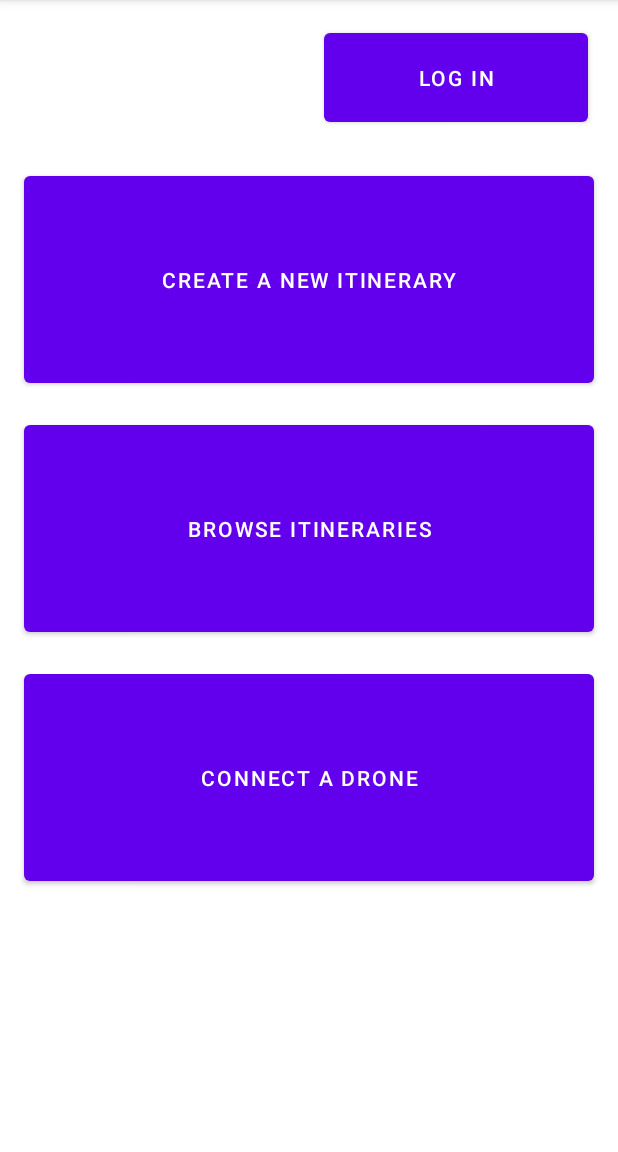
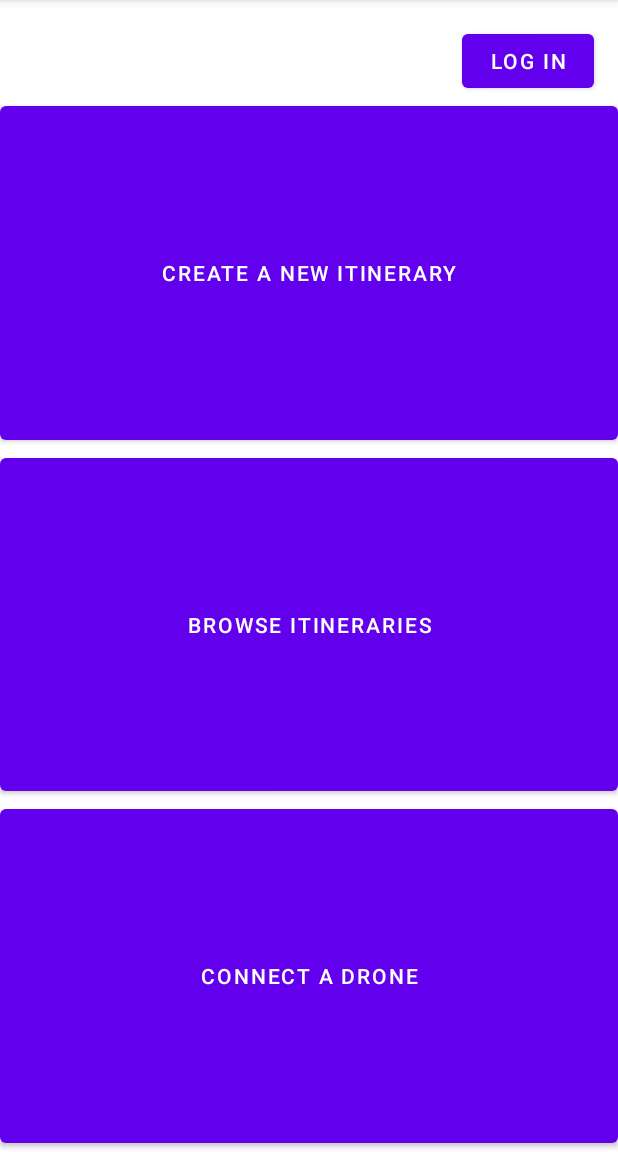
Before and after one commit to Drone3D-Team/Drone3D, an Android app: the screen it shows after launch (MainActivity), on a phone screen of 412 x 824 dp, the part 84-1236 px from its top. Run offline under Robolectric (Android 15) with nearby library versions, the phone set to English and light mode, and no system bars.

Commit message:
Correction of the layout to work on small screens

```diff
--- a/app/src/main/res/layout/activity_main_menu.xml
+++ b/app/src/main/res/layout/activity_main_menu.xml
@@ -1,61 +1,57 @@
 <?xml version="1.0" encoding="utf-8"?>
-<androidx.constraintlayout.widget.ConstraintLayout
-    xmlns:android="http://schemas.android.com/apk/res/android"
+<androidx.constraintlayout.widget.ConstraintLayout xmlns:android="http://schemas.android.com/apk/res/android"
     xmlns:app="http://schemas.android.com/apk/res-auto"
     xmlns:tools="http://schemas.android.com/tools"
     android:layout_width="match_parent"
     android:layout_height="match_parent">
 
+
     <Button
-        android:id="@+id/browse_itinerary_button"
-        android:layout_width="0dp"
-        android:layout_height="150dp"
-        android:layout_marginStart="16dp"
-        android:layout_marginTop="190dp"
-        android:layout_marginEnd="16dp"
-        android:onClick="goToItineraryBrowse"
-        android:text="Browse itineraries"
+        android:id="@+id/log_in_button"
+        android:layout_width="wrap_content"
+        android:layout_height="wrap_content"
+        android:onClick="goToLogin"
+        android:text="Log in"
+        app:layout_constraintBottom_toBottomOf="parent"
         app:layout_constraintEnd_toEndOf="parent"
-        app:layout_constraintHorizontal_bias="0.0"
+        app:layout_constraintHorizontal_bias="0.95"
         app:layout_constraintStart_toStartOf="parent"
-        app:layout_constraintTop_toBottomOf="@+id/log_in_button" />
+        app:layout_constraintTop_toTopOf="parent"
+        app:layout_constraintVertical_bias="0.023" />
 
     <Button
         android:id="@+id/connect_drone_button"
         android:layout_width="0dp"
-        android:layout_height="150dp"
-        android:layout_marginStart="16dp"
-        android:layout_marginTop="356dp"
-        android:layout_marginEnd="16dp"
+        android:layout_height="0dp"
         android:onClick="goToDroneConnect"
         android:text="Connect a drone"
+        app:layout_constraintBottom_toBottomOf="parent"
         app:layout_constraintEnd_toEndOf="parent"
-        app:layout_constraintHorizontal_bias="0.0"
         app:layout_constraintStart_toStartOf="parent"
-        app:layout_constraintTop_toBottomOf="@+id/log_in_button" />
-
-    <Button
-        android:id="@+id/log_in_button"
-        android:layout_width="176dp"
-        android:layout_height="71dp"
-        android:layout_marginStart="216dp"
-        android:layout_marginTop="16dp"
-        android:onClick="goToLogin"
-        android:text="Log in"
-        app:layout_constraintStart_toStartOf="parent"
-        app:layout_constraintTop_toTopOf="parent" />
+        app:layout_constraintTop_toBottomOf="@+id/browse_itinerary_button" />
 
     <Button
         android:id="@+id/create_itinerary_button"
         android:layout_width="0dp"
-        android:layout_height="150dp"
-        android:layout_marginStart="16dp"
-        android:layout_marginTop="24dp"
-        android:layout_marginEnd="16dp"
+        android:layout_height="0dp"
         android:onClick="goToItineraryCreate"
         android:text="Create a new itinerary"
+        app:layout_constraintBottom_toTopOf="@+id/browse_itinerary_button"
         app:layout_constraintEnd_toEndOf="parent"
         app:layout_constraintHorizontal_bias="0.0"
         app:layout_constraintStart_toStartOf="parent"
-        app:layout_constraintTop_toBottomOf="@+id/log_in_button" />
+        app:layout_constraintTop_toBottomOf="@+id/log_in_button"
+        app:layout_constraintVertical_bias="1.0" />
+
+    <Button
+        android:id="@+id/browse_itinerary_button"
+        android:layout_width="0dp"
+        android:layout_height="0dp"
+        android:onClick="goToItineraryBrowse"
+        android:text="Browse itineraries"
+        app:layout_constraintBottom_toTopOf="@+id/connect_drone_button"
+        app:layout_constraintEnd_toEndOf="parent"
+        app:layout_constraintStart_toStartOf="parent"
+        app:layout_constraintTop_toBottomOf="@id/create_itinerary_button" />
+
 </androidx.constraintlayout.widget.ConstraintLayout>
```
